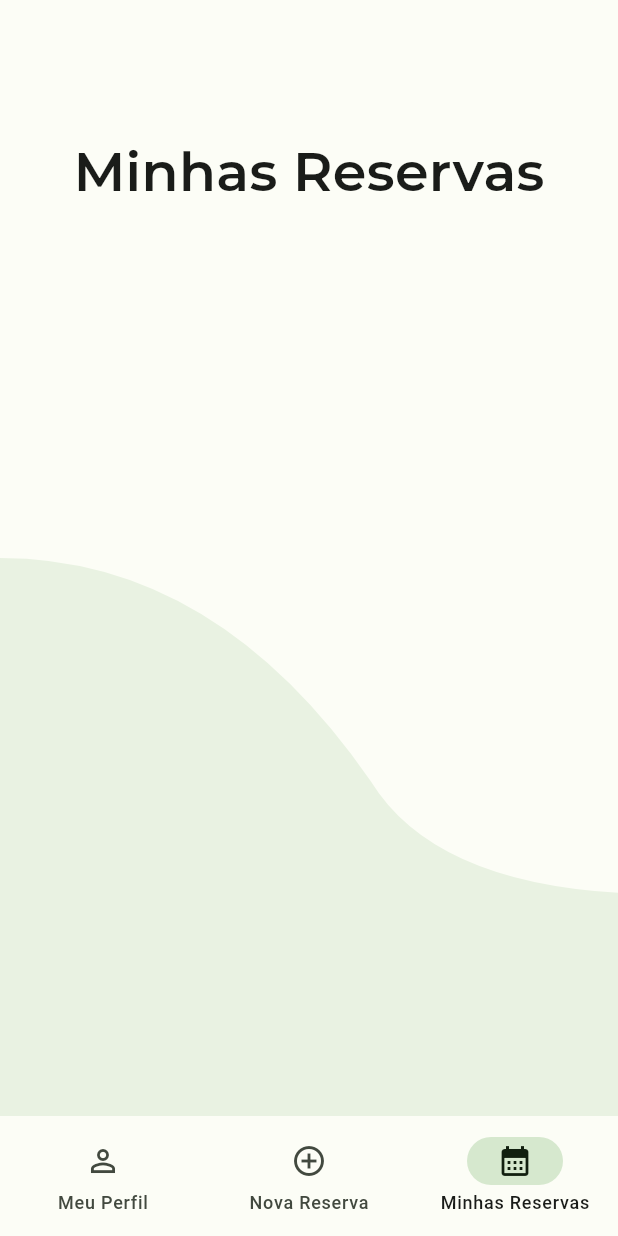
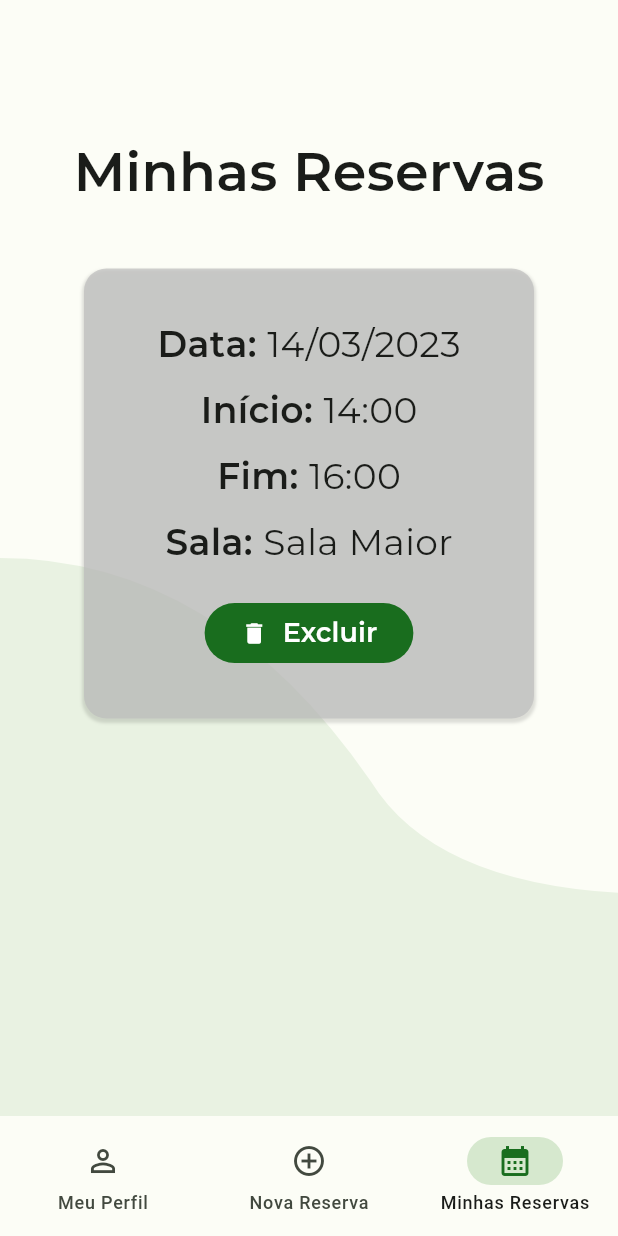
Before and after one commit to lucas-yotsui/formulario_amanda, a Flutter app: the screen it shows after launch, swiped to page 3, on a phone screen of 412 x 824 dp. Run offline on Flutter 3.47's test engine with Material 2 defaults, Android fonts, the phone set to English and light mode, and no system bars; project files that could hold a hidden picture were left out.

Commit message:
reservations fixed, profile info partially added

```diff
--- a/lib/home_page/home_page.dart
+++ b/lib/home_page/home_page.dart
@@ -309,7 +309,7 @@ class _HomePageState extends State<HomePage> {
                                 ),
                                 Image.asset(
                                   'assets/sucesso.gif',
-                                  scale: 1.2,
+                                  scale: 1.3,
                                 ),
                               ],
                             ),
--- a/lib/main.dart
+++ b/lib/main.dart
@@ -29,20 +29,23 @@ class _MyAppState extends State<MyApp> {
             setState(() => _currentPage = index);
             _controller.jumpToPage(index);
           },
-          destinations: const [
+          destinations: [
             NavigationDestination(
-              selectedIcon: Icon(Icons.person),
-              icon: Icon(Icons.person_outline),
+              selectedIcon:
+                  Icon(Icons.person, color: myLightTheme.primaryColor),
+              icon: const Icon(Icons.person_outline),
               label: 'Meu Perfil',
             ),
             NavigationDestination(
-              selectedIcon: Icon(Icons.add_circle),
-              icon: Icon(Icons.add_circle_outline),
+              selectedIcon:
+                  Icon(Icons.add_circle, color: myLightTheme.primaryColor),
+              icon: const Icon(Icons.add_circle_outline),
               label: 'Nova Reserva',
             ),
             NavigationDestination(
-              selectedIcon: Icon(Icons.calendar_month),
-              icon: Icon(Icons.calendar_month_outlined),
+              selectedIcon:
+                  Icon(Icons.calendar_month, color: myLightTheme.primaryColor),
+              icon: const Icon(Icons.calendar_month_outlined),
               label: 'Minhas Reservas',
             ),
           ],
--- /dev/null
+++ b/lib/shared/profile.dart
@@ -0,0 +1,5 @@
+Map<String, String> myProfile = {
+  'nome': '',
+  'whatsapp': '',
+  'email': '',
+};
--- a/lib/shared/reservations.dart
+++ b/lib/shared/reservations.dart
@@ -1 +1,8 @@
-List<Map<String, String>> currentReservations = [];
+List<Map<String, String>> currentReservations = [
+  {
+    'data': '14/03/2023',
+    'inicio': '14:00',
+    'fim': '16:00',
+    'sala': 'Sala Maior',
+  },
+];
```
Also changed, not shown: lib/profile_page/profile_page.dart (+19 -1 lines), lib/reservations_page/reservations_page.dart (+37 -4 lines).
